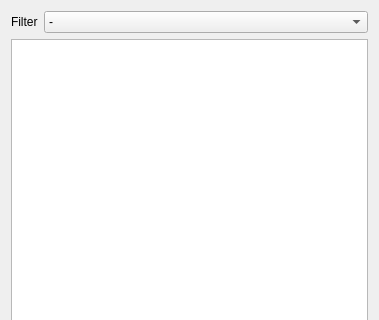
Above: views/RawTreeView.ui from bendalab/NixView before the change; both pictures show x 0 to 379 and y 0 to 320 of the 379 by 497 pixel window. Below: the same form after it.
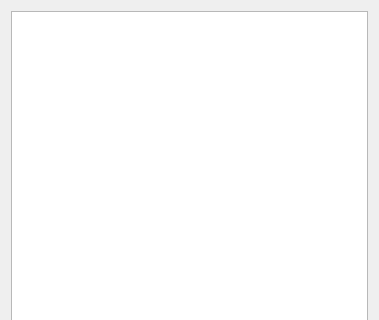
That is the form after the change.

Commit message: changed size policy, moved filter widgets to mainviewwidget

The edit to the form file:
```diff
--- a/views/RawTreeView.ui
+++ b/views/RawTreeView.ui
@@ -10,57 +10,17 @@
     <height>497</height>
    </rect>
   </property>
+  <property name="sizePolicy">
+   <sizepolicy hsizetype="Expanding" vsizetype="Preferred">
+    <horstretch>0</horstretch>
+    <verstretch>0</verstretch>
+   </sizepolicy>
+  </property>
   <property name="windowTitle">
    <string>Form</string>
   </property>
   <layout class="QGridLayout" name="gridLayout">
    <item row="0" column="0">
-    <layout class="QHBoxLayout" name="horizontalLayout">
-     <item>
-      <widget class="QLabel" name="label">
-       <property name="sizePolicy">
-        <sizepolicy hsizetype="Maximum" vsizetype="Preferred">
-         <horstretch>0</horstretch>
-         <verstretch>0</verstretch>
-        </sizepolicy>
-       </property>
-       <property name="text">
-        <string>Filter</string>
-       </property>
-      </widget>
-     </item>
-     <item>
-      <widget class="QComboBox" name="comboBox">
-       <item>
-        <property name="text">
-         <string>-</string>
-        </property>
-       </item>
-       <item>
-        <property name="text">
-         <string>Data</string>
-        </property>
-       </item>
-       <item>
-        <property name="text">
-         <string>Metadata</string>
-        </property>
-       </item>
-       <item>
-        <property name="text">
-         <string>Data Array</string>
-        </property>
-       </item>
-       <item>
-        <property name="text">
-         <string>Tags</string>
-        </property>
-       </item>
-      </widget>
-     </item>
-    </layout>
-   </item>
-   <item row="1" column="0">
     <widget class="QTreeView" name="treeView">
      <property name="editTriggers">
       <set>QAbstractItemView::NoEditTriggers</set>
```
The commit also changes 4 other files.
